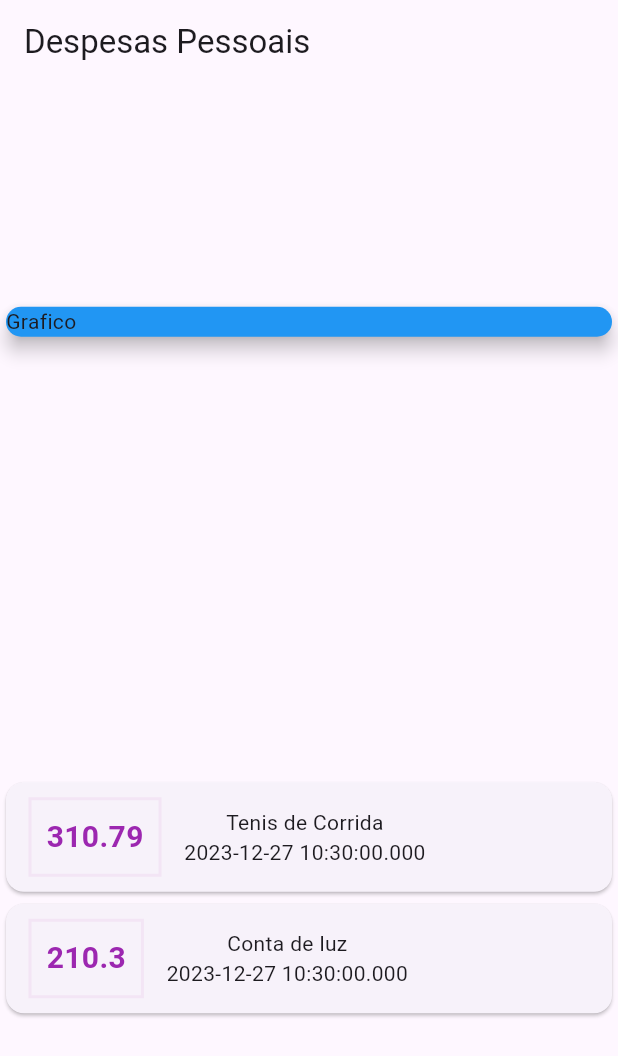
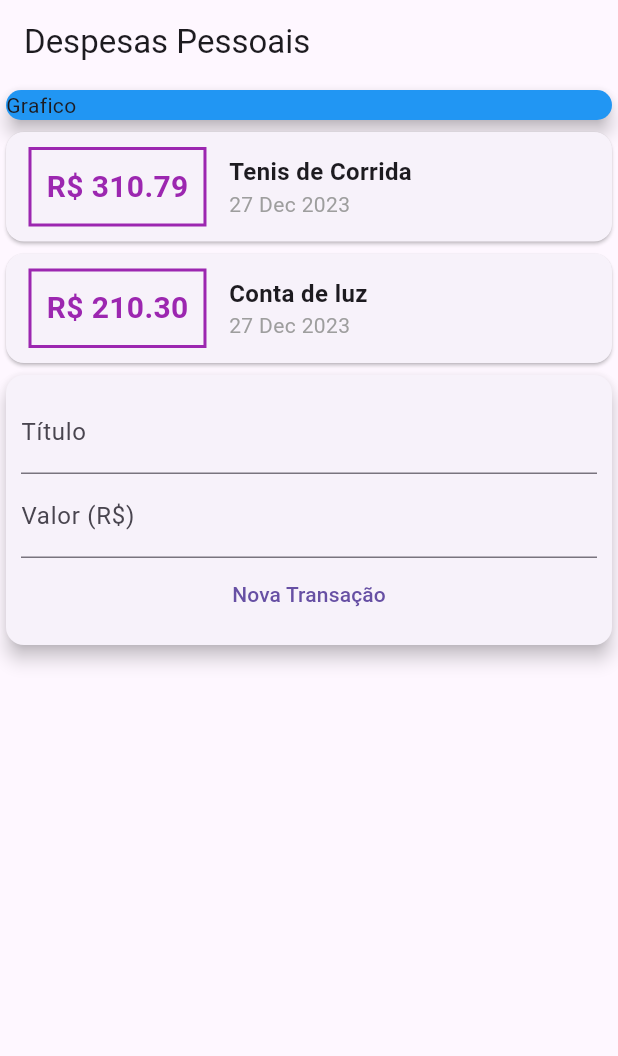
Before and after one commit to Joaomgsa/expenses, a Flutter app: the screen it shows after launch, on a phone screen of 412 x 824 dp. Shown: the top 1056 px of the screen. Run offline on Flutter 3.47's test engine with Material 3 defaults, Android fonts, the phone set to English and light mode, and no system bars.

Commit message:
criando formulário

```diff
--- a/lib/main.dart
+++ b/lib/main.dart
@@ -1,5 +1,6 @@
 import 'package:expenses/models/transaction.dart';
 import 'package:flutter/material.dart';
+import 'package:intl/intl.dart';
 
 void main() {
   runApp(const ExpensesApp());
@@ -32,7 +33,6 @@ class MyHomePage extends StatelessWidget {
     ( appBar: AppBar(
       title: const Text('Despesas Pessoais'),
     ),body:  Column(
-      mainAxisAlignment: MainAxisAlignment.spaceAround,
       crossAxisAlignment: CrossAxisAlignment.stretch,
     children: <Widget>[
       const SizedBox(
@@ -52,11 +52,11 @@ class MyHomePage extends StatelessWidget {
                     vertical: 10),
                   decoration: BoxDecoration(
                     border: Border.all(
-                        color: Colors.purple.shade50,
+                        color: Colors.purple.shade500,
                       width: 2,) ),
                   padding: const EdgeInsets.all(10),
                   child: Text(
-                    tr.value.toString(),
+                    'R\$ ${tr.value.toStringAsFixed(2)}',
                     style: const TextStyle(
                       fontWeight: FontWeight.bold,
                       fontSize: 20,
@@ -65,17 +65,54 @@ class MyHomePage extends StatelessWidget {
                   ),
                 ),
                 Column(
+                  crossAxisAlignment: CrossAxisAlignment.start,
                   children:<Widget> [
-                    Text(tr.title),
-                    Text(tr.date.toString())
+                    Text(tr.title,
+                    style: const TextStyle(
+                      fontWeight: FontWeight.bold,
+                      fontSize: 16
+                    ),),
+                    Text(
+                      DateFormat('d MMM y').format(tr.date)
+                      ,style: const TextStyle(
+                      color: Colors.grey
+                    ),)
                   ],
                 )
               ]),
             );
         }).toList(),
+      ),
+      const Card(
+        elevation: 5,
+        child: Padding(
+          padding: EdgeInsets.all(10),
+          child: Column(
+            children: <Widget>[
+              TextField(
+                decoration: InputDecoration(
+                  labelText: 'Título'
+                ),
+              ),
+              TextField(
+                decoration: InputDecoration(
+                  labelText: 'Valor (R\$)'
+                ),
+              ),
+              TextButton(
+                onPressed: minhaFuncao,
+                child: Text("Nova Transação"),
+               )
+            ],
+          ),
+        ),
       )
       ],
       ),
     );
   }
 }
+
+void minhaFuncao() {
+  print('botao pressionado');
+}
--- a/pubspec.yaml
+++ b/pubspec.yaml
@@ -30,6 +30,7 @@ environment:
 dependencies:
   flutter:
     sdk: flutter
+  intl: ^0.19.0
 
 
   # The following adds the Cupertino Icons font to your application.
```
Also changed, not shown: pubspec.lock.
